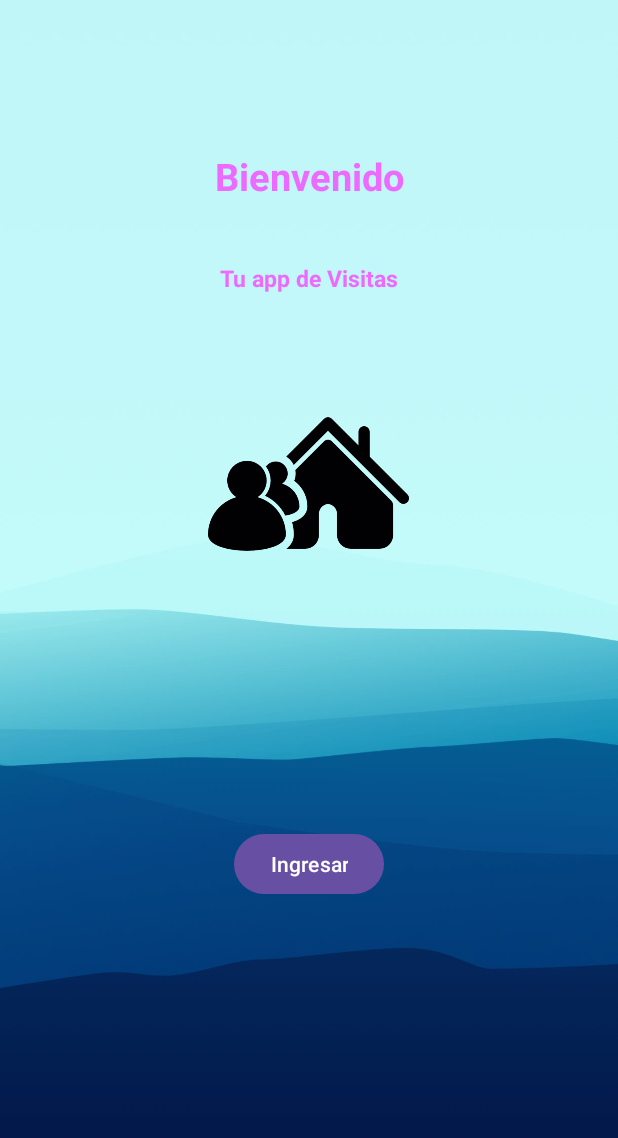
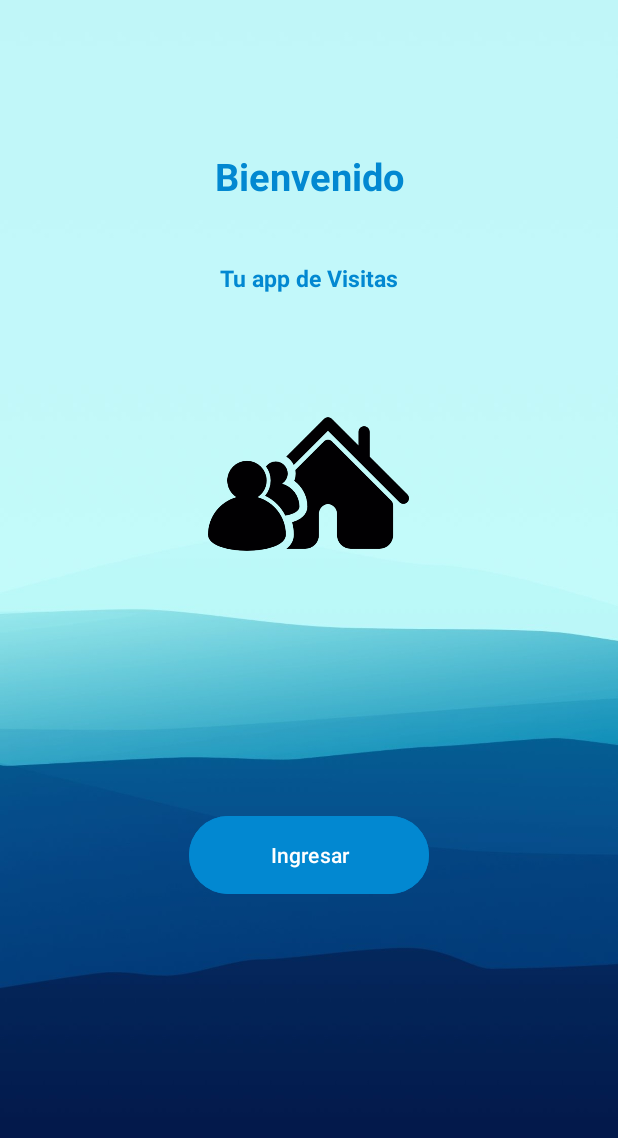
Before and after one commit to FabricioG2022/MiPrimeraApp, an Android app: the screen it shows after launch (MainActivity), on a phone screen of 412 x 824 dp. Shown: the top 1138 px of the screen. Run offline under Robolectric (Android 15) with nearby library versions, the phone set to English and light mode, and no system bars.

Commit message:
feat: modificacion de colores de botones, mas tamaño boton home

```diff
--- a/app/src/main/res/layout/activity_detalle_miembro.xml
+++ b/app/src/main/res/layout/activity_detalle_miembro.xml
@@ -89,6 +89,7 @@
             android:layout_width="wrap_content"
             android:layout_height="wrap_content"
             android:text="Registrar Visita"
+            android:backgroundTint="#0288D1"
             android:layout_marginEnd="8dp"
             app:icon="@android:drawable/ic_menu_edit" />
 
@@ -97,6 +98,7 @@
             android:layout_width="wrap_content"
             android:layout_height="wrap_content"
             android:text="Editar Datos"
+            android:backgroundTint="#0288D1"
             android:layout_marginStart="8dp"
             app:icon="@android:drawable/ic_menu_info_details" />
 
--- a/app/src/main/res/layout/activity_login.xml
+++ b/app/src/main/res/layout/activity_login.xml
@@ -76,6 +76,7 @@
         android:text="INICIAR SESIÓN"
         android:textColor="@color/white"
         android:textSize="18sp"
+        android:backgroundTint="#0288D1"
         app:layout_constraintBottom_toBottomOf="parent"
         app:layout_constraintEnd_toEndOf="parent"
         app:layout_constraintHorizontal_bias="0.491"
@@ -103,6 +104,7 @@
         android:text="Registrate aquí"
         android:textSize="16sp"
         android:textStyle="bold"
+        android:textColor="#0288D1"
         app:layout_constraintEnd_toEndOf="parent"
         app:layout_constraintHorizontal_bias="0.275"
         app:layout_constraintStart_toEndOf="@+id/textView6"
--- a/app/src/main/res/layout/activity_main.xml
+++ b/app/src/main/res/layout/activity_main.xml
@@ -14,7 +14,7 @@
         android:layout_height="wrap_content"
         android:layout_marginTop="40dp"
         android:text="@string/name"
-        android:textColor="#ED6AFF"
+        android:textColor="#0288D1"
         android:textSize="15sp"
         android:textStyle="bold"
         app:layout_constraintEnd_toEndOf="parent"
@@ -23,10 +23,11 @@
 
     <Button
         android:id="@+id/button_ingresar_app"
-        android:layout_width="wrap_content"
-        android:layout_height="wrap_content"
+        android:layout_width="160dp"
+        android:layout_height="60dp"
         android:layout_marginBottom="224dp"
         android:text="@string/ingresar"
+        android:backgroundTint="#0288D1"
         app:layout_constraintBottom_toBottomOf="parent"
         app:layout_constraintEnd_toEndOf="parent"
         app:layout_constraintStart_toStartOf="parent" />
@@ -37,7 +38,7 @@
         android:layout_height="wrap_content"
         android:layout_marginTop="100dp"
         android:text="@string/bienvenido"
-        android:textColor="#ED6AFF"
+        android:textColor="#0288D1"
         android:textSize="25sp"
         android:textStyle="bold"
         app:layout_constraintEnd_toEndOf="parent"
--- a/app/src/main/res/layout/activity_registro.xml
+++ b/app/src/main/res/layout/activity_registro.xml
@@ -126,6 +126,7 @@
         android:text="REGISTRARSE"
         android:textColor="@color/white"
         android:textSize="18sp"
+        android:backgroundTint="#0288D1"
         app:layout_constraintEnd_toEndOf="parent"
         app:layout_constraintHorizontal_bias="0.491"
         app:layout_constraintStart_toStartOf="parent"
```
